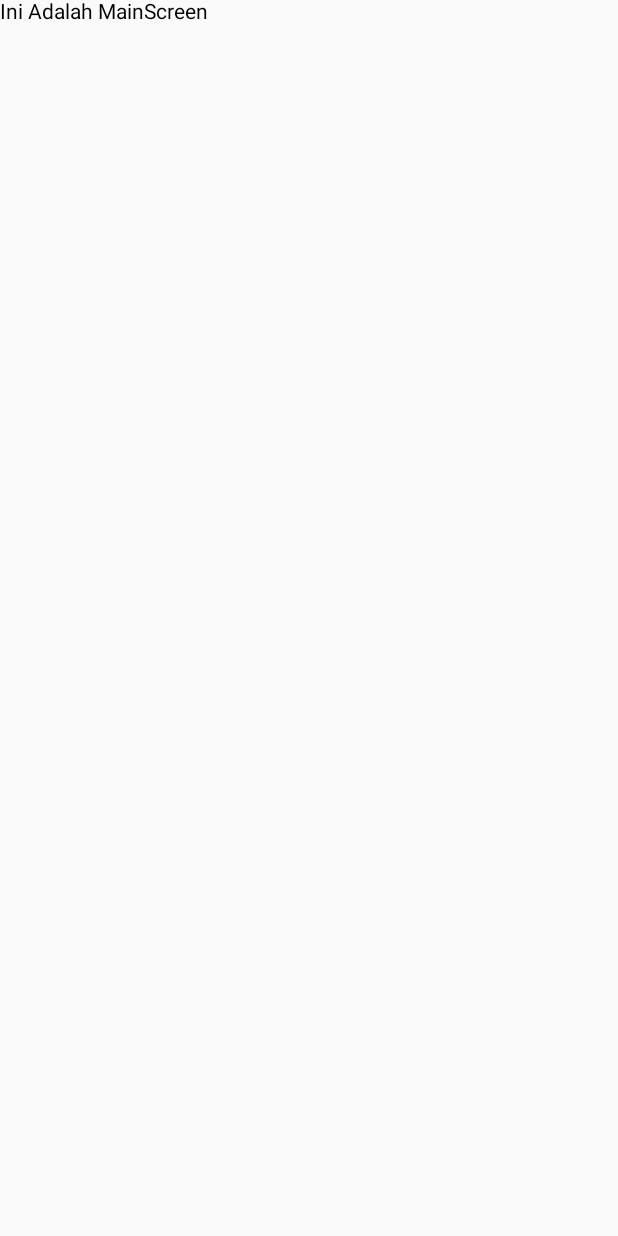
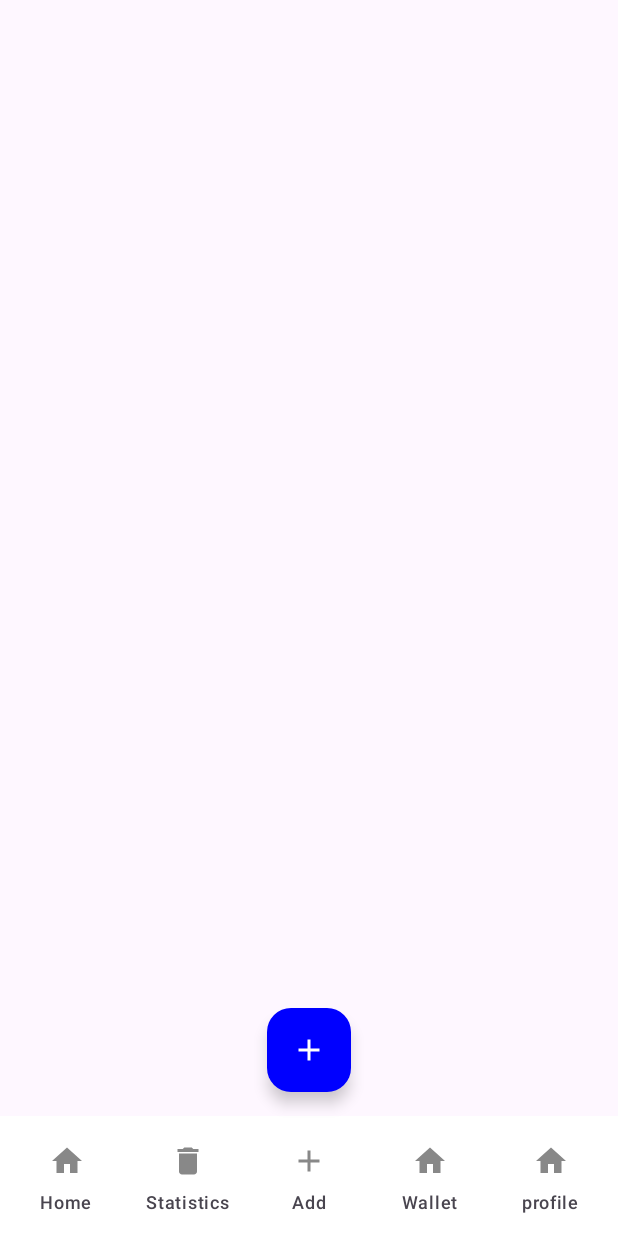
Before and after one commit to Geriabdulmalik23/Money-managements, an Android app built with Jetpack Compose: the MainScreen screen opened through its navigation route, on a phone screen of 412 x 824 dp. Before the commit the screen is almost empty. Run offline under Robolectric (Android 15) with nearby library versions, the phone set to English and light mode, and no system bars; our stand-ins replace Dagger/Hilt's generated code.

Commit message:
Initial Project

```diff
--- /dev/null
+++ b/app/src/main/java/com/geriabdulmalik/moneymanagement/ui/screens/main/BottomNavBar.kt
@@ -0,0 +1,60 @@
+package com.geriabdulmalik.moneymanagement.ui.screens.main
+
+import androidx.compose.foundation.layout.Spacer
+import androidx.compose.material.icons.Icons
+import androidx.compose.material.icons.filled.Add
+import androidx.compose.material.icons.filled.Delete
+import androidx.compose.material.icons.filled.Home
+import androidx.compose.material3.BottomAppBar
+import androidx.compose.material3.Icon
+import androidx.compose.material3.NavigationBarItem
+import androidx.compose.material3.NavigationBarItemDefaults
+import androidx.compose.material3.Text
+import androidx.compose.runtime.Composable
+import androidx.compose.ui.Modifier
+import androidx.compose.ui.graphics.Color
+import androidx.compose.ui.tooling.preview.Preview
+import androidx.compose.ui.unit.dp
+import androidx.navigation.NavController
+import androidx.navigation.compose.currentBackStackEntryAsState
+import com.geriabdulmalik.moneymanagement.ui.theme.ColorPrimary
+
+@Composable
+fun BottomNavBar(navController: NavController, onFabClick: () -> Unit) {
+
+    val items = listOf(
+        BottomNavItem("Home", "home", Icons.Default.Home),
+        BottomNavItem("Statistics", "statistic", Icons.Default.Delete),
+        BottomNavItem("Add", "add", Icons.Default.Add),
+        BottomNavItem("Wallet", "wallet", Icons.Default.Home),
+        BottomNavItem("profile", "profile", Icons.Default.Home)
+    )
+
+    BottomAppBar(
+        containerColor = Color.White,
+        contentColor = ColorPrimary,
+        tonalElevation = 8.dp
+    ) {
+
+        val navBackStackEntry = navController.currentBackStackEntryAsState()
+        val currentRoute = navBackStackEntry.value?.destination?.route
+
+        items.forEach { item ->
+            if (!item.isFab) {
+                NavigationBarItem(
+                    selected = currentRoute == item.route,
+                    onClick = { navController.navigate(item.route) },
+                    icon = { Icon(imageVector = item.icon, contentDescription = item.title) },
+                    label = { Text(item.title) },
+                    colors = NavigationBarItemDefaults.colors(
+                        selectedIconColor = Color.Blue,
+                        unselectedIconColor = Color.Gray
+                    )
+                )
+            } else {
+                Spacer(Modifier.weight(1f)) // FAB di tengah
+            }
+        }
+
+    }
+}
--- /dev/null
+++ b/app/src/main/java/com/geriabdulmalik/moneymanagement/ui/screens/main/BottomNavItem.kt
@@ -0,0 +1,10 @@
+package com.geriabdulmalik.moneymanagement.ui.screens.main
+
+import androidx.compose.ui.graphics.vector.ImageVector
+
+data class BottomNavItem(
+    val title: String,
+    val route: String,
+    val icon: ImageVector,
+    val isFab: Boolean = false
+)
--- a/app/src/main/java/com/geriabdulmalik/moneymanagement/ui/screens/main/MainScreen.kt
+++ b/app/src/main/java/com/geriabdulmalik/moneymanagement/ui/screens/main/MainScreen.kt
@@ -1,12 +1,45 @@
 package com.geriabdulmalik.moneymanagement.ui.screens.main
 
 import androidx.compose.foundation.layout.Column
-import androidx.compose.material3.Text
+import androidx.compose.foundation.layout.padding
+import androidx.compose.material.icons.Icons
+import androidx.compose.material.icons.filled.Add
+import androidx.compose.material3.FabPosition
+import androidx.compose.material3.FloatingActionButton
+import androidx.compose.material3.Icon
+import androidx.compose.material3.Scaffold
 import androidx.compose.runtime.Composable
+import androidx.compose.ui.Modifier
+import androidx.compose.ui.graphics.Color
+import androidx.compose.ui.tooling.preview.Preview
+import androidx.navigation.NavGraph
+import androidx.navigation.compose.rememberNavController
 
 @Composable
 fun MainScreen() {
-    Column {
-        Text("Ini Adalah MainScreen")
+
+    val navController = rememberNavController()
+    Scaffold(
+        bottomBar = { BottomNavBar(navController, onFabClick = { navController.navigate("add") }) },
+        floatingActionButton = {
+            FloatingActionButton(
+                onClick = { navController.navigate("add") },
+                containerColor = Color.Blue, // Material3 menggunakan containerColor
+                contentColor = Color.White
+            ) {
+                Icon(Icons.Default.Add, contentDescription = "Add Transaction")
+            }
+        },
+        floatingActionButtonPosition = FabPosition.Center, // FAB di tengah
+    ) { paddingValues ->
+        Column(modifier = Modifier.padding(paddingValues)) {
+//            NavGraph(navController = navController)
+        }
     }
 }
+
+@Preview
+@Composable
+fun MainScreenPrev() {
+    MainScreen()
+}
```
